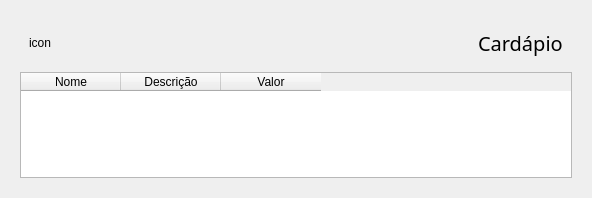
Above: view/components/Menu.ui from Wth10/System-Programmer before the change. Below: the same form after it.
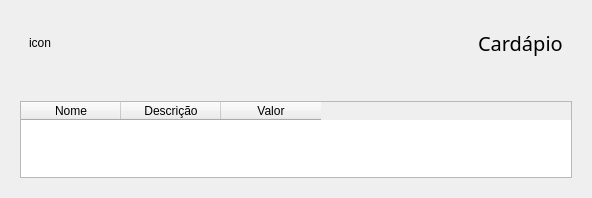
That is the form after the change.

What changed in the file:
```diff
--- a/view/components/Menu.ui
+++ b/view/components/Menu.ui
@@ -68,8 +68,42 @@
         </layout>
        </widget>
       </item>
+      <item>
+       <widget class="QLabel" name="AlertMenu">
+        <property name="font">
+         <font>
+          <family>Arial Black</family>
+          <pointsize>13</pointsize>
+         </font>
+        </property>
+        <property name="text">
+         <string/>
+        </property>
+        <property name="alignment">
+         <set>Qt::AlignCenter</set>
+        </property>
+       </widget>
+      </item>
       <item>
        <widget class="QTableWidget" name="Table">
+        <property name="editTriggers">
+         <set>QAbstractItemView::DoubleClicked</set>
+        </property>
+        <property name="tabKeyNavigation">
+         <bool>false</bool>
+        </property>
+        <property name="showDropIndicator" stdset="0">
+         <bool>true</bool>
+        </property>
+        <property name="selectionBehavior">
+         <enum>QAbstractItemView::SelectRows</enum>
+        </property>
+        <property name="showGrid">
+         <bool>false</bool>
+        </property>
+        <property name="gridStyle">
+         <enum>Qt::DashLine</enum>
+        </property>
         <column>
          <property name="text">
           <string>Nome</string>
```
